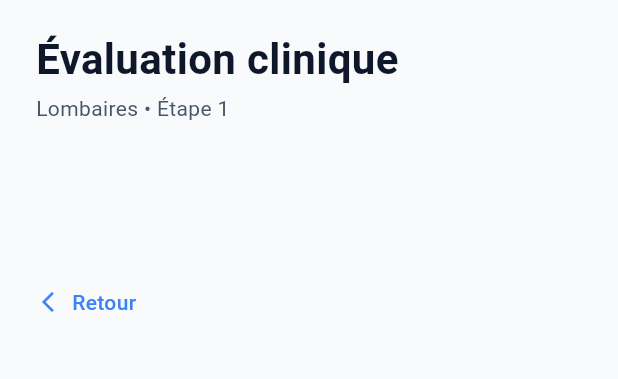
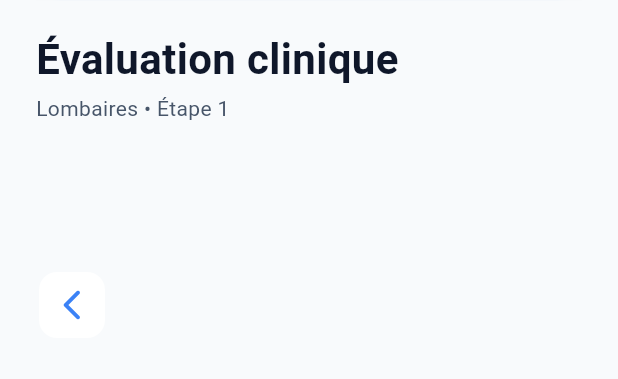
Before and after one commit to marcbouyssou-dot/drapeaux-rouges-mb, a Flutter app: the RadarClinicalQuestionScreen screen opened directly with empty values, on a phone screen of 412 x 824 dp, the part 166-545 px from its top. Run offline on Flutter 3.47's test engine with Material 3 defaults, Android fonts, the phone set to English and light mode, and no system bars; our stand-ins replace flutter_secure_storage, hive, hive_flutter, image_picker, pdf, printing and 2 more; missing offline and left inert: dart:html; accounts and stored records are empty; Roboto replaces fonts that are missing (SF Pro).

Commit message:
refactor(radar): unify back navigation controls

```diff
--- a/lib/features/radar/presentation/screens/radar_clinical_question_screen.dart
+++ b/lib/features/radar/presentation/screens/radar_clinical_question_screen.dart
@@ -11,6 +11,7 @@ import '../theme/radar_shadows.dart';
 import '../theme/radar_spacing.dart';
 import '../theme/radar_text_styles.dart';
 import '../widgets/radar_patient_context.dart';
+import '../widgets/radar_page_header.dart';
 import '../widgets/radar_surface_card.dart';
 import 'radar_clinical_hard_stop_screen.dart';
 import 'radar_clinical_summary_screen.dart';
@@ -155,7 +156,10 @@ class _RadarClinicalQuestionScreenState
                     ),
                   ),
                 const SizedBox(height: RadarSpacing.xxl),
-                _RadarBackAction(onTap: () => Navigator.of(context).pop()),
+                const Align(
+                  alignment: Alignment.centerLeft,
+                  child: RadarPageBackButton(),
+                ),
               ],
             ),
           ),
@@ -226,63 +230,3 @@ class _RadarAnswerCardState extends State<_RadarAnswerCard> {
     );
   }
 }
-
-class _RadarBackAction extends StatefulWidget {
-  const _RadarBackAction({required this.onTap});
-
-  final VoidCallback onTap;
-
-  @override
-  State<_RadarBackAction> createState() => _RadarBackActionState();
-}
-
-class _RadarBackActionState extends State<_RadarBackAction> {
-  bool _pressed = false;
-
-  void _setPressed(bool value) {
-    if (_pressed == value) {
-      return;
-    }
-
-    setState(() {
-      _pressed = value;
-    });
-  }
-
-  @override
-  Widget build(BuildContext context) {
-    return Semantics(
-      button: true,
-      label: 'Retour',
-      child: MouseRegion(
-        cursor: SystemMouseCursors.click,
-        child: GestureDetector(
-          behavior: HitTestBehavior.opaque,
-          onTap: widget.onTap,
-          onTapDown: (_) => _setPressed(true),
-          onTapCancel: () => _setPressed(false),
-          onTapUp: (_) => _setPressed(false),
-          child: AnimatedOpacity(
-            duration: const Duration(milliseconds: 200),
-            curve: Curves.easeOut,
-            opacity: _pressed ? 0.7 : 1,
-            child: const SizedBox(
-              height: 44,
-              child: Row(
-                children: [
-                  Icon(
-                    Icons.arrow_back_ios_new,
-                    color: RadarColors.primary,
-                    size: 16,
-                  ),
-                  SizedBox(width: RadarSpacing.sm),
-                  Text('Retour', style: RadarTextStyles.action),
-                ],
-              ),
-            ),
-          ),
-        ),
-      ),
-    );
-  }
-}
--- a/lib/features/radar/presentation/widgets/radar_page_header.dart
+++ b/lib/features/radar/presentation/widgets/radar_page_header.dart
@@ -46,17 +46,18 @@ class RadarPageHeader extends StatelessWidget {
 }
 
 class RadarPageBackButton extends StatelessWidget {
-  const RadarPageBackButton({super.key, required this.onPressed});
+  const RadarPageBackButton({super.key, this.onPressed});
 
-  final VoidCallback onPressed;
+  final VoidCallback? onPressed;
 
   @override
   Widget build(BuildContext context) {
     return IconButton.filledTonal(
       tooltip: 'Retour',
-      onPressed: onPressed,
+      onPressed: onPressed ?? () => Navigator.of(context).maybePop(),
       icon: const Icon(Icons.arrow_back_ios_new_rounded),
       style: IconButton.styleFrom(
+        minimumSize: const Size.square(44),
         backgroundColor: RadarColors.surface,
         foregroundColor: RadarColors.primary,
         shape: RoundedRectangleBorder(
--- a/lib/screens/attestation/patient_attestation_screen.dart
+++ b/lib/screens/attestation/patient_attestation_screen.dart
@@ -567,7 +567,7 @@ class _HeaderCard extends StatelessWidget {
       ),
       child: Row(
         children: [
-          RadarPageBackButton(onPressed: () => Navigator.pop(context)),
+          const RadarPageBackButton(),
           const SizedBox(width: RadarSpacing.lg),
           Expanded(
             child: Column(
--- a/lib/screens/medical_letter/medical_letter_screen.dart
+++ b/lib/screens/medical_letter/medical_letter_screen.dart
@@ -20,6 +20,7 @@ import '../../features/radar/presentation/theme/radar_text_styles.dart';
 import '../../features/radar/presentation/theme/radar_theme.dart';
 import '../../features/radar/presentation/widgets/radar_bottom_action_bar.dart';
 import '../../features/radar/presentation/widgets/radar_patient_context.dart';
+import '../../features/radar/presentation/widgets/radar_page_header.dart';
 
 class MedicalLetterScreen extends StatefulWidget {
   const MedicalLetterScreen({super.key, required this.template});
@@ -294,6 +295,8 @@ class _HeaderCard extends StatelessWidget {
       ),
       child: Row(
         children: [
+          const RadarPageBackButton(),
+          const SizedBox(width: RadarSpacing.lg),
           Container(
             width: 48,
             height: 48,
```
Also changed, not shown: lib/features/radar/presentation/screens/radar_clinical_hard_stop_screen.dart (+8 -1 lines), lib/features/radar/presentation/screens/radar_clinical_start_screen.dart (+8 -1 lines), lib/features/radar/presentation/screens/radar_clinical_summary_screen.dart (+8 -1 lines), lib/screens/bdk/bdk_detail_screen.dart (+2 -16 lines), lib/screens/prescription_screen.dart (+2 -16 lines), 2 other files.
